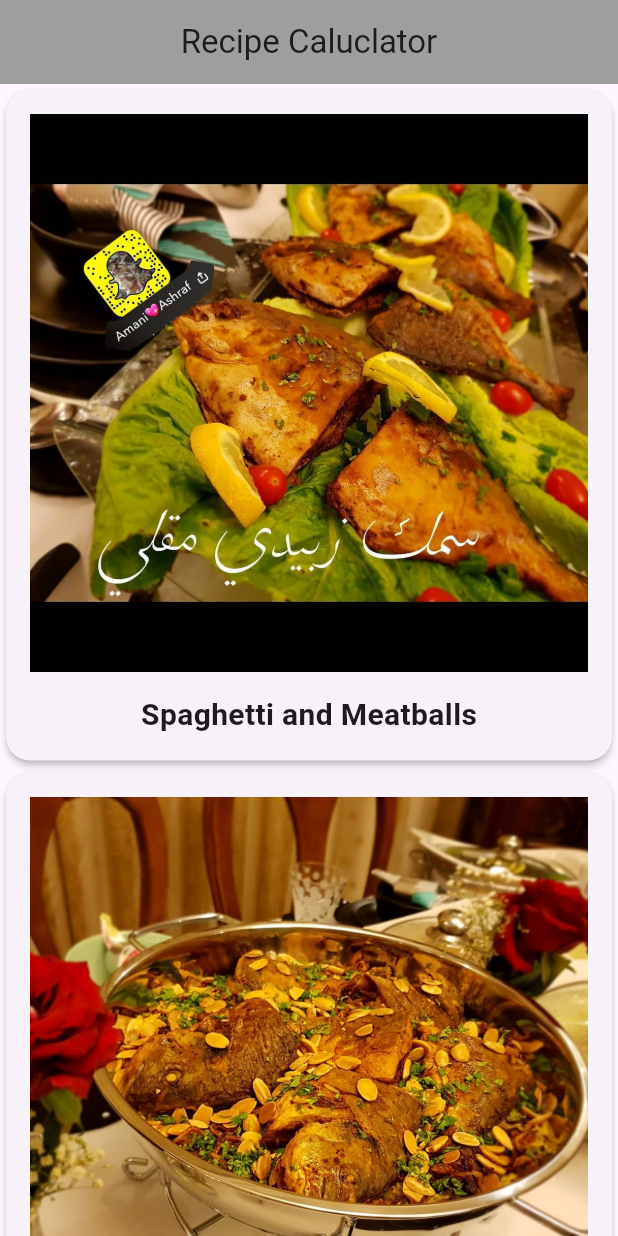
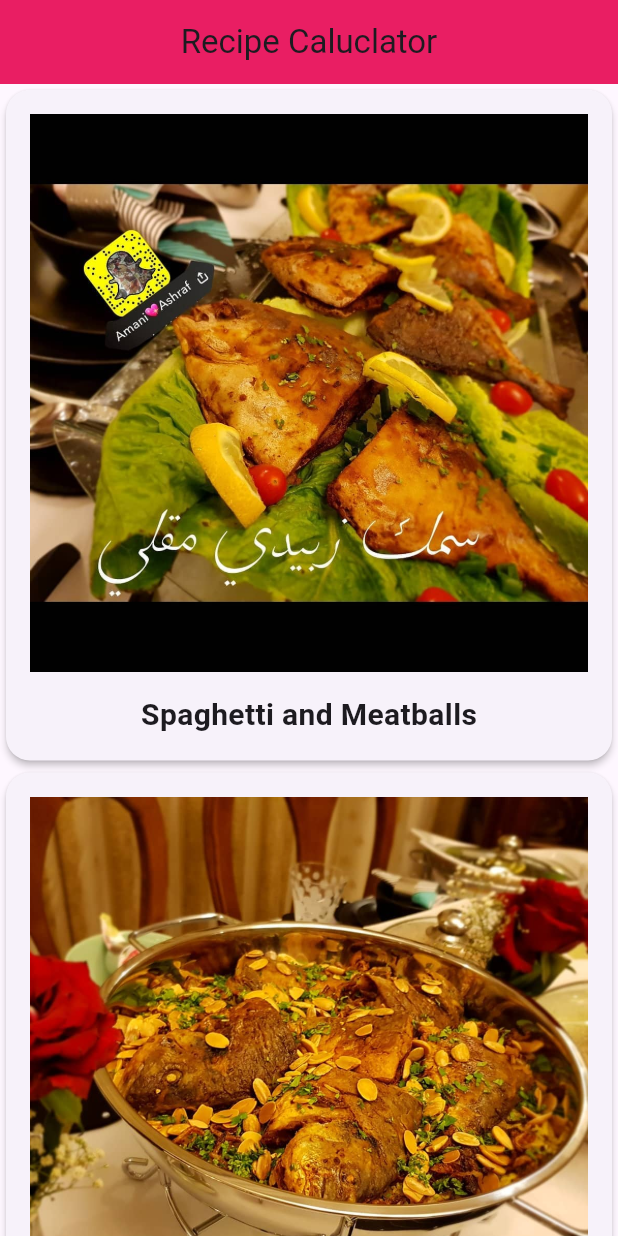
Before and after one commit to sajidammar/recipes_flutter, a Flutter app: the screen it shows after launch, on a phone screen of 412 x 824 dp. Run offline on Flutter 3.47's test engine with Material 3 defaults, Android fonts, the phone set to English and light mode, and no system bars; Roboto replaces fonts that are missing (Palatino).

Commit message:
تغيير لون الشريط العلوي

```diff
--- a/lib/main.dart
+++ b/lib/main.dart
@@ -17,7 +17,7 @@ class RecipeApp extends StatelessWidget {
       title: 'Recipe Calculator',
       theme: theme.copyWith(
         colorScheme: theme.colorScheme.copyWith(
-          primary: Colors.grey,
+          primary: Colors.pink,
           secondary: Colors.black,
         ),
       ),
```
